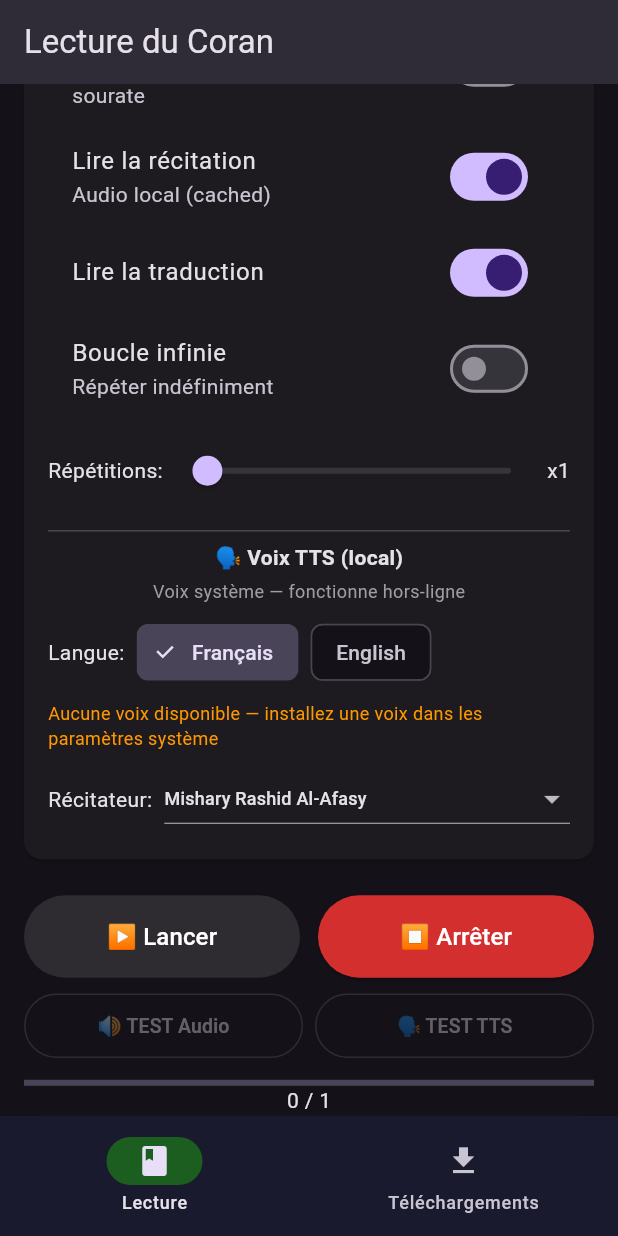
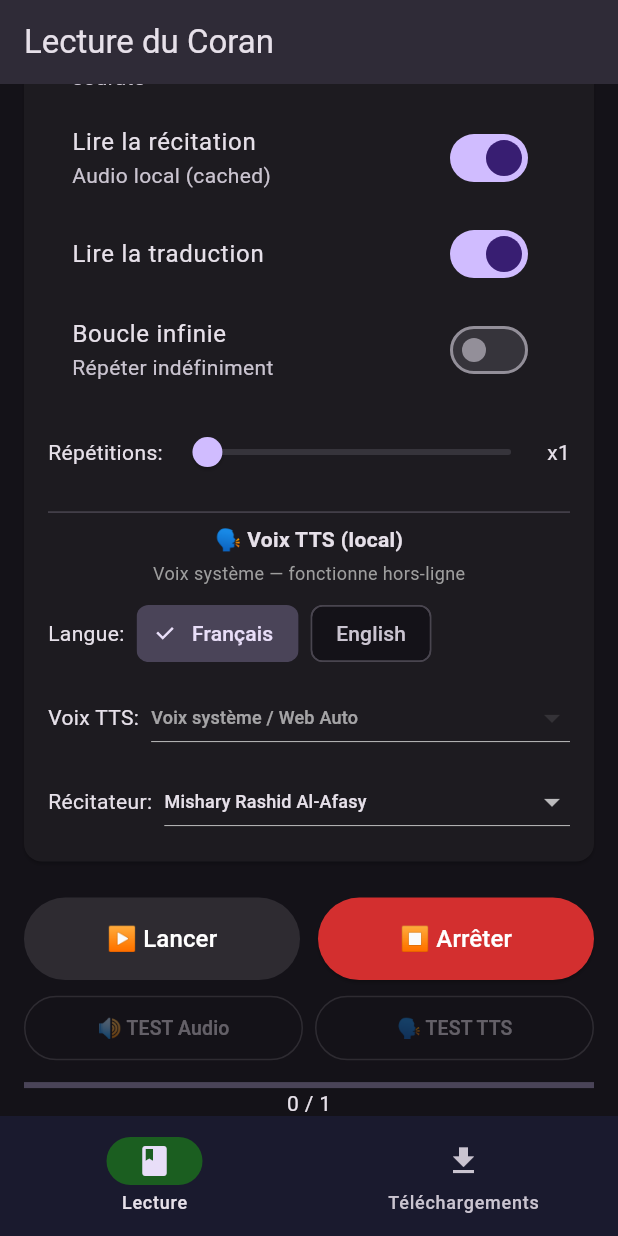
Before and after one commit to ia2213/quran-app-ios, a Flutter app: the screen it shows after launch, scrolled down 576 dp, after a tap on "▶ Lancer", on a phone screen of 412 x 824 dp. Run offline on Flutter 3.47's test engine with Material 3 defaults, Android fonts, the light colour scheme and no system bars; our stand-ins replace flutter_tts, just_audio, shared_preferences; missing offline and left inert: audio_session.

Commit message:
Fix: clamp verse/surah range parameters & display fallback TTS voice option

```diff
--- a/lib/main.dart
+++ b/lib/main.dart
@@ -772,9 +772,16 @@ class _RecitationScreenState extends State<RecitationScreen> {
       List<Map<String, int>> seq = [];
 
       if (_mode == 'range') {
-        for (int s = _startSurah; s <= _endSurah; s++) {
-          final startV = (s == _startSurah) ? _startVerse : 1;
-          final endV = (s == _endSurah) ? _endVerse : kAyahCounts[s - 1];
+        int sSurah = _startSurah;
+        int eSurah = _endSurah;
+        if (sSurah > eSurah) { int tmp = sSurah; sSurah = eSurah; eSurah = tmp; }
+
+        for (int s = sSurah; s <= eSurah; s++) {
+          int maxAyah = kAyahCounts[s - 1];
+          int startV = (s == sSurah) ? _startVerse.clamp(1, maxAyah) : 1;
+          int endV = (s == eSurah) ? _endVerse.clamp(1, maxAyah) : maxAyah;
+          if (startV > endV) { int t = startV; startV = endV; endV = t; }
+
           for (int v = startV; v <= endV; v++) {
             seq.add({'surah': s, 'verse': v});
           }
@@ -792,7 +799,10 @@ class _RecitationScreenState extends State<RecitationScreen> {
           debugPrint('Page fetch error: $e');
         }
       } else {
-        seq.add({'surah': _singleSurah, 'verse': _singleVerse});
+        int surah = _singleSurah.clamp(1, 114);
+        int maxAyah = kAyahCounts[surah - 1];
+        int verse = _singleVerse.clamp(1, maxAyah);
+        seq.add({'surah': surah, 'verse': verse});
       }
 
       if (seq.isEmpty) {
@@ -1037,34 +1047,31 @@ class _RecitationScreenState extends State<RecitationScreen> {
             const SizedBox(height: 8),
 
             // Voice dropdown
-            if (filteredVoices.isNotEmpty)
             Row(
               children: [
-                  const Text('Voix:'),
+                const Text('Voix TTS:'),
                 const SizedBox(width: 8),
                 Expanded(
-                    child: DropdownButton<Map<String, dynamic>>(
-                      value: filteredVoices.firstWhere(
-                        (v) => (v['name'] as String?) == _selectedVoice['name'],
-                        orElse: () => filteredVoices.first,
-                      ),
+                  child: DropdownButton<Map<String, String>>(
+                    value: _selectedVoice.isNotEmpty ? _selectedVoice : null,
+                    hint: Text(filteredVoices.isNotEmpty ? 'Voix automatique' : 'Voix système / Web Auto',
+                        style: const TextStyle(fontSize: 12)),
                     isExpanded: true,
                     items: filteredVoices.map((v) {
                       final name = v['name'] as String? ?? 'Unknown';
                       final locale = v['locale'] as String? ?? '';
-                        return DropdownMenuItem(
-                          value: v,
+                      final voiceMap = {
+                        'name': name,
+                        'locale': locale,
+                      };
+                      return DropdownMenuItem<Map<String, String>>(
+                        value: voiceMap,
                         child: Text('$name ($locale)', style: const TextStyle(fontSize: 12)),
                       );
                     }).toList(),
                     onChanged: (v) {
                       if (v != null) {
-                          setState(() {
-                            _selectedVoice = {
-                              'name': (v['name'] as String?) ?? '',
-                              'locale': (v['locale'] as String?) ?? '',
-                            };
-                          });
+                        setState(() { _selectedVoice = v; });
                         _flutterTts.setVoice(_selectedVoice);
                         _savePref('ttsVoiceName', _selectedVoice['name']);
                         _savePref('ttsVoiceLocale', _selectedVoice['locale']);
@@ -1073,10 +1080,7 @@ class _RecitationScreenState extends State<RecitationScreen> {
                   ),
                 ),
               ],
-              )
-            else
-              const Text('Aucune voix disponible — installez une voix dans les paramètres système',
-                  style: TextStyle(fontSize: 12, color: Colors.orange)),
+            ),
             const SizedBox(height: 8),
 
             // ---- RECITER ----
```
Lines whose indentation alone changed are shown as unchanged.
